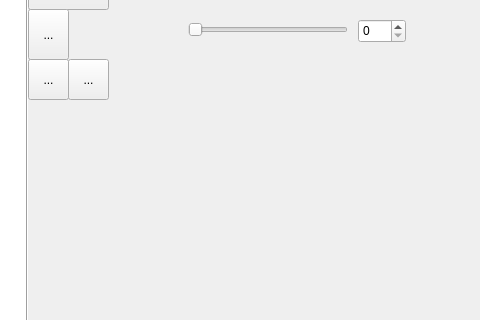
First picture: the form in SpriteEditor/mainwindow.ui, repository mahowa/Nerdz, before the edit; both pictures show x 709 to 1189 and y 218 to 538 of the 1189 by 785 pixel window.
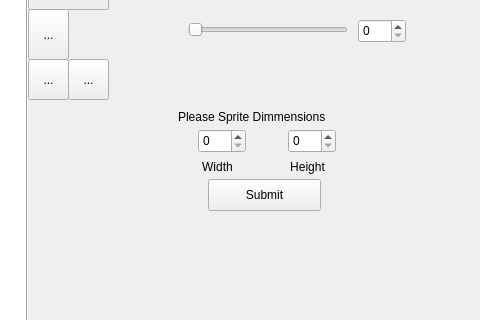
Second picture: the form after the edit. Icons and pictures are not drawn.

What changed in the file:
```diff
--- a/SpriteEditor/mainwindow.ui
+++ b/SpriteEditor/mainwindow.ui
@@ -270,6 +270,90 @@
      <string/>
     </property>
    </widget>
+   <widget class="QLabel" name="directionsLabel">
+    <property name="geometry">
+     <rect>
+      <x>790</x>
+      <y>310</y>
+      <width>171</width>
+      <height>16</height>
+     </rect>
+    </property>
+    <property name="text">
+     <string>Please Sprite Dimmensions</string>
+    </property>
+   </widget>
+   <widget class="QLabel" name="label">
+    <property name="geometry">
+     <rect>
+      <x>800</x>
+      <y>360</y>
+      <width>59</width>
+      <height>16</height>
+     </rect>
+    </property>
+    <property name="text">
+     <string>Width</string>
+    </property>
+    <property name="alignment">
+     <set>Qt::AlignCenter</set>
+    </property>
+   </widget>
+   <widget class="QLabel" name="label_2">
+    <property name="geometry">
+     <rect>
+      <x>890</x>
+      <y>360</y>
+      <width>59</width>
+      <height>16</height>
+     </rect>
+    </property>
+    <property name="text">
+     <string>Height</string>
+    </property>
+    <property name="alignment">
+     <set>Qt::AlignCenter</set>
+    </property>
+   </widget>
+   <widget class="QPushButton" name="submitButton">
+    <property name="geometry">
+     <rect>
+      <x>820</x>
+      <y>380</y>
+      <width>113</width>
+      <height>32</height>
+     </rect>
+    </property>
+    <property name="text">
+     <string>Submit</string>
+    </property>
+   </widget>
+   <widget class="QSpinBox" name="width">
+    <property name="geometry">
+     <rect>
+      <x>810</x>
+      <y>330</y>
+      <width>48</width>
+      <height>24</height>
+     </rect>
+    </property>
+    <property name="maximum">
+     <number>256</number>
+    </property>
+   </widget>
+   <widget class="QSpinBox" name="height">
+    <property name="geometry">
+     <rect>
+      <x>900</x>
+      <y>330</y>
+      <width>48</width>
+      <height>24</height>
+     </rect>
+    </property>
+    <property name="maximum">
+     <number>256</number>
+    </property>
+   </widget>
   </widget>
   <widget class="QToolBar" name="mainToolBar">
    <attribute name="toolBarArea">
```
